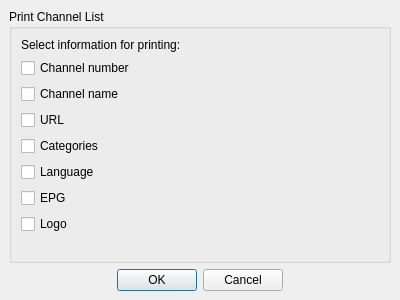
This is src/ui/PrintDialog.ui in ntadej/tano as Qt 5 draws it before an edit. The edited form follows.
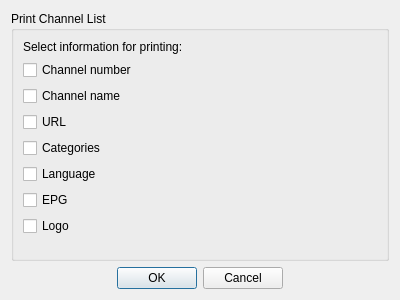
This is the edited form. Icons and pictures are not drawn.

The edit to the form file:
```diff
--- a/src/ui/PrintDialog.ui
+++ b/src/ui/PrintDialog.ui
@@ -18,16 +18,6 @@
     <normaloff>:/icons/128x128/print.png</normaloff>:/icons/128x128/print.png</iconset>
   </property>
   <layout class="QVBoxLayout" name="verticalLayout">
-   <property name="spacing">
-    <number>0</number>
-   </property>
-   <property name="margin">
-    <number>0</number>
-   </property>
-   <item>
-    <widget class="QStackedWidget" name="main">
-     <widget class="QWidget" name="playlist">
-      <layout class="QVBoxLayout" name="verticalLayout_2">
        <item>
         <widget class="QGroupBox" name="channelListBox">
          <property name="title">
@@ -114,10 +104,6 @@
          <property name="centerButtons">
           <bool>true</bool>
          </property>
-        </widget>
-       </item>
-      </layout>
-     </widget>
     </widget>
    </item>
   </layout>
```
Lines whose indentation alone changed are shown as unchanged.
